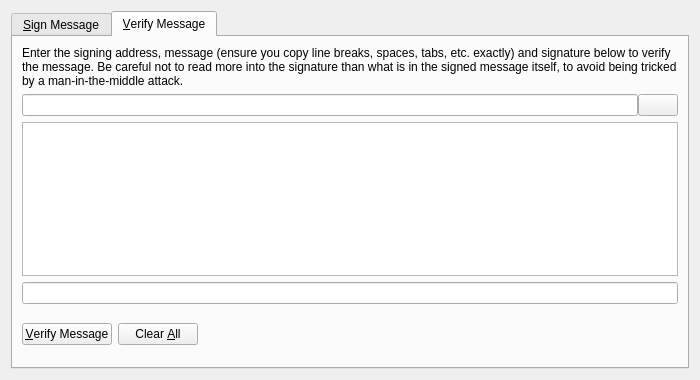
Above: src/qt/forms/signverifymessagedialog.ui from ajeef/Rubix before the change. Below: the same form after it.
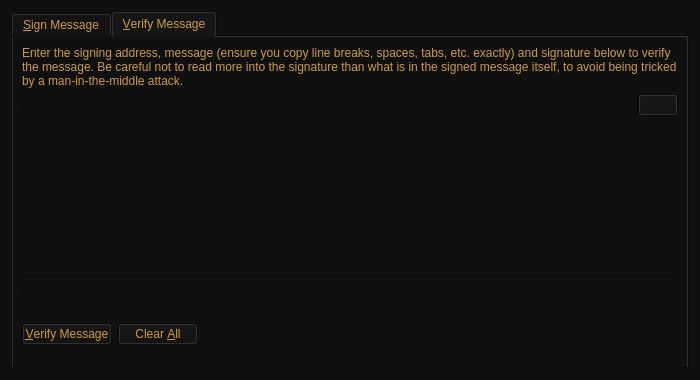
That is the form after the change. Icons and pictures are not drawn. Custom widgets are drawn as their Qt base class.

```diff
--- a/src/qt/forms/signverifymessagedialog.ui
+++ b/src/qt/forms/signverifymessagedialog.ui
@@ -13,6 +13,10 @@
   <property name="windowTitle">
    <string>Signatures - Sign / Verify a Message</string>
   </property>
+  <property name="styleSheet">
+   <string notr="true">color: rgb(204, 155, 68);
+background-color: rgb(16, 16, 16);</string>
+  </property>
   <property name="modal">
    <bool>true</bool>
   </property>
```
Left out of the diff: 4 changed lines with no effect on the pictures.
